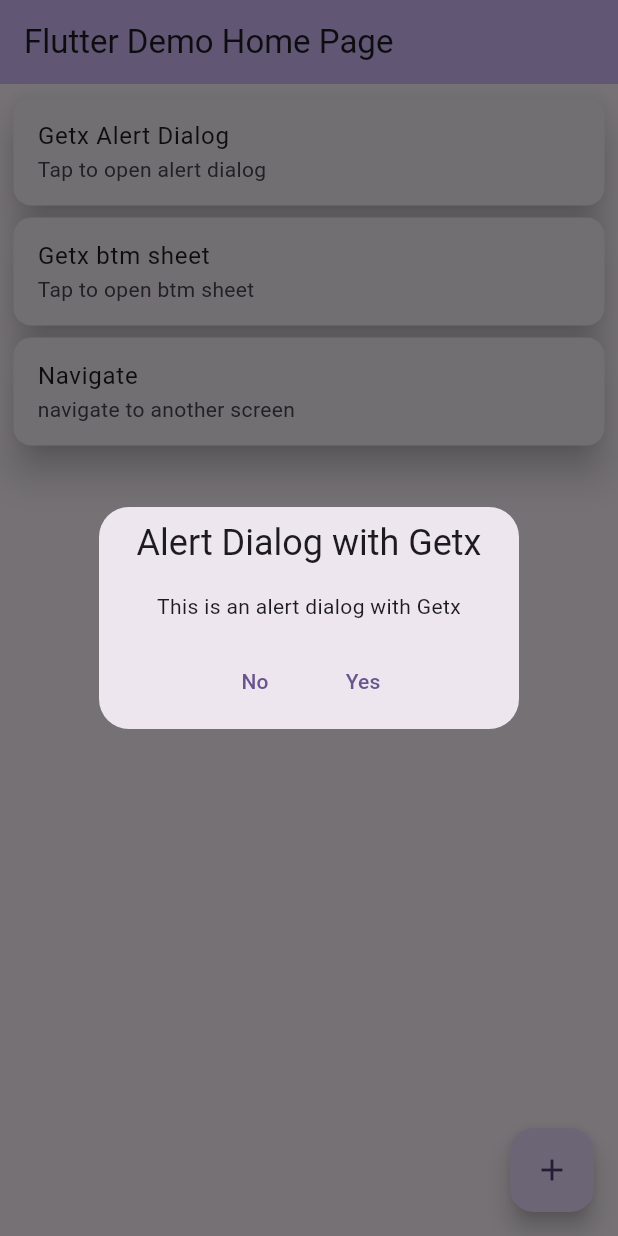
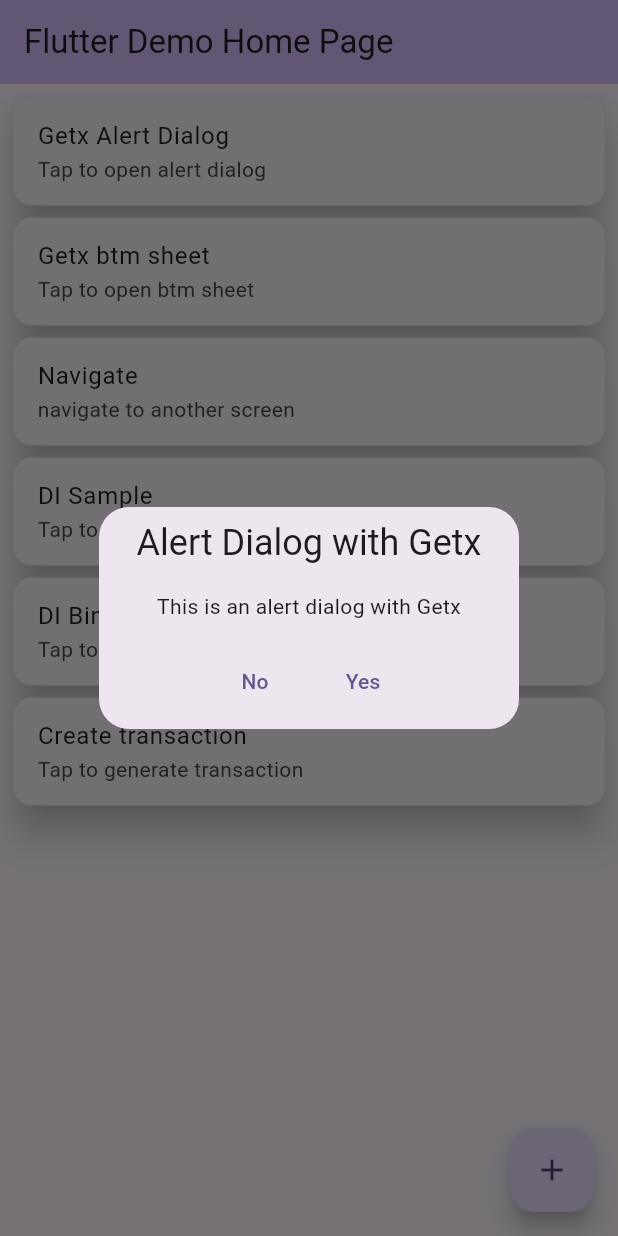
Before and after one commit to tamzidisrakadol/flutter_getx_tutorial, a Flutter app: the screen it shows after launch, after a tap on "Getx Alert Dialog", on a phone screen of 412 x 824 dp. Run offline on Flutter 3.47's test engine with Material 3 defaults, Android fonts, the phone set to English and light mode, and no system bars; our stand-ins replace get, image_picker.

Commit message:
Work with sample Dependency management Work with Bindings Work with object creating like factory pattern

```diff
--- /dev/null
+++ b/lib/Api/SampleApiService.dart
@@ -0,0 +1,4 @@
+class SampleApiService{
+  fetchData() => print("data hase been fetched");
+
+}
--- /dev/null
+++ b/lib/DB/DbService.dart
@@ -0,0 +1,9 @@
+class DbService{
+
+  DbService(){
+    print("db service is initialize");
+  }
+
+  void queryDb() => print("perform db opertaion");
+
+}
--- /dev/null
+++ b/lib/GetxBindings/Bindings.dart
@@ -0,0 +1,17 @@
+import 'package:get/get.dart';
+
+import '../DB/DbService.dart';
+import '../Transactions.dart';
+import '../getxStateManagement/HomeController.dart';
+
+class HomeBindings extends Bindings{
+
+  @override
+  void dependencies() {
+    Get.lazyPut<DbService>(() => DbService()); //singleton
+    Get.lazyPut<HomeController>(() => HomeController()); //singleton
+    Get.create<Transactions>(()=>Transactions()); //factory
+  }
+
+
+}
--- /dev/null
+++ b/lib/Transactions.dart
@@ -0,0 +1,10 @@
+class Transactions {
+  final DateTime createTime = DateTime.now();
+
+  Transactions() {
+    print("transaction creating");
+  }
+
+  void createTransaction() => print("transaction created at $createTime");
+
+}
--- /dev/null
+++ b/lib/getxStateManagement/HomeController.dart
@@ -0,0 +1,18 @@
+import 'package:get/get.dart';
+import '../DB/DbService.dart';
+
+class HomeController extends GetxController{
+
+  late DbService dbService;
+
+  @override
+  void onInit() {
+    dbService = Get.find<DbService>();
+    super.onInit();
+  }
+
+  void dbOperation(){
+    dbService.queryDb();
+  }
+
+}
--- a/lib/main.dart
+++ b/lib/main.dart
@@ -1,8 +1,11 @@
 import 'package:flutter/material.dart';
+import 'package:flutter_getx/GetxBindings/Bindings.dart';
 import 'package:flutter_getx/Screens/Screen1.dart';
+import 'package:flutter_getx/getxStateManagement/HomeController.dart';
 import 'package:get/get.dart';
-
+import 'Api/SampleApiService.dart';
 import 'Screens/Screen2.dart';
+import 'Transactions.dart';
 
 void main() {
   runApp(const MyApp());
@@ -21,6 +24,7 @@ class MyApp extends StatelessWidget {
         colorScheme: ColorScheme.fromSeed(seedColor: Colors.deepPurple),
       ),
       home: const MyHomePage(title: 'Flutter Demo Home Page'),
+      initialBinding: HomeBindings(),
       getPages: [
         GetPage(name: "/", page: ()=> MyHomePage(title: 'Flutter Demo Home Page')),
         GetPage(name: "/screen1", page: ()=> Screen1()),
@@ -39,6 +43,16 @@ class MyHomePage extends StatefulWidget {
 }
 
 class _MyHomePageState extends State<MyHomePage> {
+
+  late SampleApiService sampleApiService;
+  final HomeController homeController = Get.find();
+  final Transactions transactions = Get.find();
+
+  @override
+  void initState() {
+    sampleApiService=Get.put(SampleApiService());
+    super.initState();
+  }
 
   @override
   Widget build(BuildContext context) {
@@ -138,7 +152,44 @@ class _MyHomePageState extends State<MyHomePage> {
                   Get.toNamed("/screen1");
                 },
               ),
-            )
+            ),
+
+            //Di=Sample Di
+            Card(
+              elevation: 10,
+              child: ListTile(
+                title: Text("DI Sample"),
+                subtitle: Text("Tap to fetch data from api"),
+                onTap: (){
+                  sampleApiService.fetchData();
+                },
+              ),
+            ),
+
+            //Di=Bindings
+            Card(
+              elevation: 10,
+              child: ListTile(
+                title: Text("DI Bindings Sample"),
+                subtitle: Text("Tap to perform db operation"),
+                onTap: (){
+                  homeController.dbOperation();
+                },
+              ),
+            ),
+
+            //Di=Bindings(Factory pattern= everytime create a new instance)
+            Card(
+              elevation: 10,
+              child: ListTile(
+                title: Text("Create transaction"),
+                subtitle: Text("Tap to generate transaction"),
+                onTap: (){
+                  transactions.createTransaction();
+                },
+              ),
+            ),
+
           ],
         ),
       ),
```
